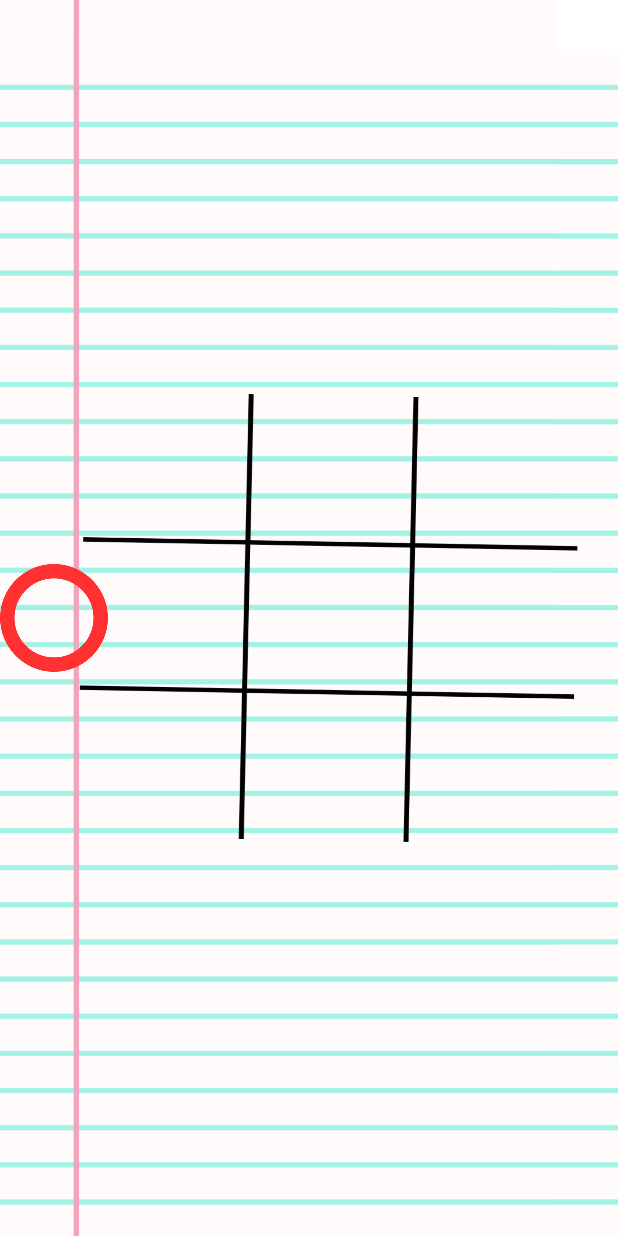
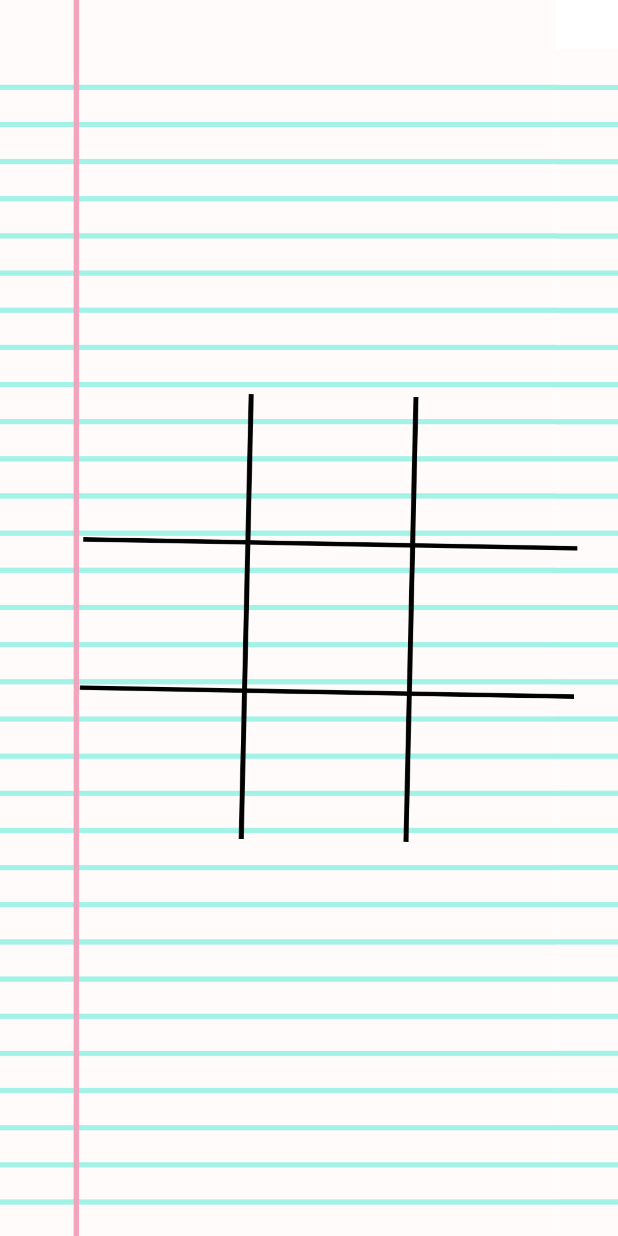
Before and after one commit to Lottodo/UABC-Android-PonceOdohui-Practica_1_TicTaeToe, an Android app: the screen it shows after launch (MainActivity), on a phone screen of 412 x 824 dp. Run offline under Robolectric (Android 15) with nearby library versions, the phone set to English and light mode, and no system bars.

Commit message:
Innitial commit

```diff
--- a/app/src/main/java/uabc/ico/tictaetoe/MainActivity.kt
+++ b/app/src/main/java/uabc/ico/tictaetoe/MainActivity.kt
@@ -6,6 +6,7 @@ import android.os.Bundle
 import android.util.Log
 import android.view.View
 import android.widget.Button
+import android.widget.ImageView
 import androidx.appcompat.app.AppCompatActivity
 
 
@@ -20,7 +21,7 @@ class MainActivity : AppCompatActivity() {
         Log.d("BOTON", "PRESIONASTE UN BOTON")
         when(view)
         {
-            findViewById<Button>(R.id.button00) -> {
+            findViewById<ImageView>(R.id.button00) -> {
                 view?.setAlpha(1.0F)
                 view?.setBackgroundResource(R.drawable.o)
                 view?.setBackgroundColor(R.color.black)
--- a/app/src/main/res/layout/activity_main.xml
+++ b/app/src/main/res/layout/activity_main.xml
@@ -8,11 +8,137 @@
     tools:context=".MainActivity">
 
     <ImageView
-        android:id="@+id/imageView"
+        android:id="@+id/imageView9"
         android:layout_width="72dp"
         android:layout_height="72dp"
+        android:onClick="presionarBoton"
+        android:alpha="0"
         app:layout_constraintBottom_toBottomOf="parent"
+        app:layout_constraintEnd_toEndOf="parent"
+        app:layout_constraintHorizontal_bias="0.864"
+        app:layout_constraintStart_toStartOf="parent"
         app:layout_constraintTop_toTopOf="parent"
+        app:layout_constraintVertical_bias="0.64"
         app:srcCompat="@drawable/o"
-        tools:layout_editor_absoluteX="80dp" />
+        tools:ignore="ContentDescription,SpeakableTextPresentCheck" />
+
+    <ImageView
+        android:id="@+id/imageView8"
+        android:layout_width="72dp"
+        android:layout_height="72dp"
+        android:onClick="presionarBoton"
+        android:alpha="0"
+        app:layout_constraintBottom_toBottomOf="parent"
+        app:layout_constraintEnd_toEndOf="parent"
+        app:layout_constraintHorizontal_bias="0.533"
+        app:layout_constraintStart_toStartOf="parent"
+        app:layout_constraintTop_toTopOf="parent"
+        app:layout_constraintVertical_bias="0.64"
+        app:srcCompat="@drawable/o"
+        tools:ignore="ContentDescription,SpeakableTextPresentCheck" />
+
+    <ImageView
+        android:id="@+id/imageView7"
+        android:layout_width="72dp"
+        android:layout_height="72dp"
+        android:onClick="presionarBoton"
+        android:alpha="0"
+        app:layout_constraintBottom_toBottomOf="parent"
+        app:layout_constraintEnd_toEndOf="parent"
+        app:layout_constraintHorizontal_bias="0.221"
+        app:layout_constraintStart_toStartOf="parent"
+        app:layout_constraintTop_toTopOf="parent"
+        app:layout_constraintVertical_bias="0.64"
+        app:srcCompat="@drawable/o"
+        tools:ignore="ContentDescription,SpeakableTextPresentCheck" />
+
+    <ImageView
+        android:id="@+id/imageView6"
+        android:layout_width="72dp"
+        android:layout_height="72dp"
+        android:onClick="presionarBoton"
+        android:alpha="0"
+        app:layout_constraintBottom_toBottomOf="parent"
+        app:layout_constraintEnd_toEndOf="parent"
+        app:layout_constraintHorizontal_bias="0.864"
+        app:layout_constraintStart_toStartOf="parent"
+        app:layout_constraintTop_toTopOf="parent"
+        app:layout_constraintVertical_bias="0.499"
+        app:srcCompat="@drawable/o"
+        tools:ignore="ContentDescription,SpeakableTextPresentCheck" />
+
+    <ImageView
+        android:id="@+id/imageView5"
+        android:layout_width="72dp"
+        android:layout_height="72dp"
+        android:onClick="presionarBoton"
+        android:alpha="0"
+        app:layout_constraintBottom_toBottomOf="parent"
+        app:layout_constraintEnd_toEndOf="parent"
+        app:layout_constraintHorizontal_bias="0.554"
+        app:layout_constraintStart_toStartOf="parent"
+        app:layout_constraintTop_toTopOf="parent"
+        app:layout_constraintVertical_bias="0.499"
+        app:srcCompat="@drawable/o"
+        tools:ignore="ContentDescription,SpeakableTextPresentCheck" />
+
+    <ImageView
+        android:id="@+id/imageView4"
+        android:layout_width="72dp"
+        android:layout_height="72dp"
+        android:onClick="presionarBoton"
+        android:alpha="0"
+        app:layout_constraintBottom_toBottomOf="parent"
+        app:layout_constraintEnd_toEndOf="parent"
+        app:layout_constraintHorizontal_bias="0.221"
+        app:layout_constraintStart_toStartOf="parent"
+        app:layout_constraintTop_toTopOf="parent"
+        app:layout_constraintVertical_bias="0.499"
+        app:srcCompat="@drawable/o"
+        tools:ignore="ContentDescription,SpeakableTextPresentCheck" />
+
+    <ImageView
+        android:id="@+id/imageButton00"
+        android:layout_width="72dp"
+        android:layout_height="72dp"
+        android:onClick="presionarBoton"
+        android:alpha="0"
+        app:layout_constraintBottom_toBottomOf="parent"
+        app:layout_constraintEnd_toEndOf="parent"
+        app:layout_constraintHorizontal_bias="0.221"
+        app:layout_constraintStart_toStartOf="parent"
+        app:layout_constraintTop_toTopOf="parent"
+        app:layout_constraintVertical_bias="0.356"
+        app:srcCompat="@drawable/o"
+        tools:ignore="ContentDescription,SpeakableTextPresentCheck" />
+
+    <ImageView
+        android:id="@+id/imageView2"
+        android:layout_width="72dp"
+        android:layout_height="72dp"
+        android:onClick="presionarBoton"
+        android:alpha="0"
+        app:layout_constraintBottom_toBottomOf="parent"
+        app:layout_constraintEnd_toEndOf="parent"
+        app:layout_constraintHorizontal_bias="0.554"
+        app:layout_constraintStart_toStartOf="parent"
+        app:layout_constraintTop_toTopOf="parent"
+        app:layout_constraintVertical_bias="0.356"
+        app:srcCompat="@drawable/o"
+        tools:ignore="ContentDescription,SpeakableTextPresentCheck" />
+
+    <ImageView
+        android:id="@+id/imageView3"
+        android:layout_width="72dp"
+        android:layout_height="72dp"
+        android:onClick="presionarBoton"
+        android:alpha="0"
+        app:layout_constraintBottom_toBottomOf="parent"
+        app:layout_constraintEnd_toEndOf="parent"
+        app:layout_constraintHorizontal_bias="0.864"
+        app:layout_constraintStart_toStartOf="parent"
+        app:layout_constraintTop_toTopOf="parent"
+        app:layout_constraintVertical_bias="0.371"
+        app:srcCompat="@drawable/o"
+        tools:ignore="ContentDescription,SpeakableTextPresentCheck" />
 </androidx.constraintlayout.widget.ConstraintLayout>
```
